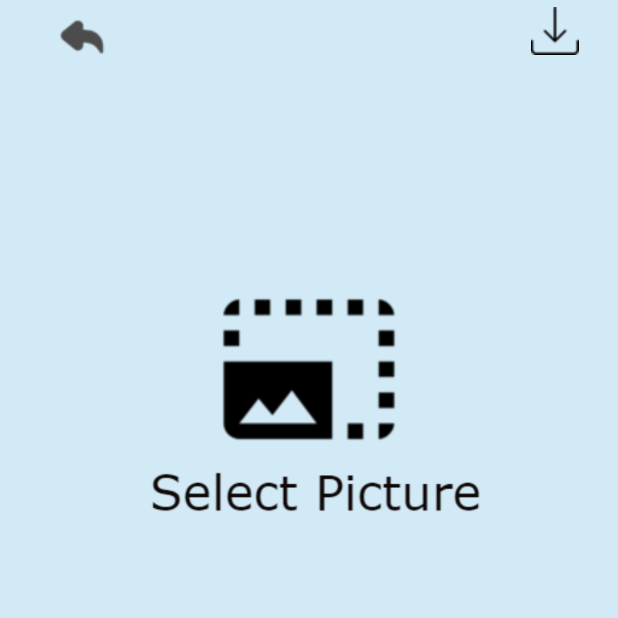
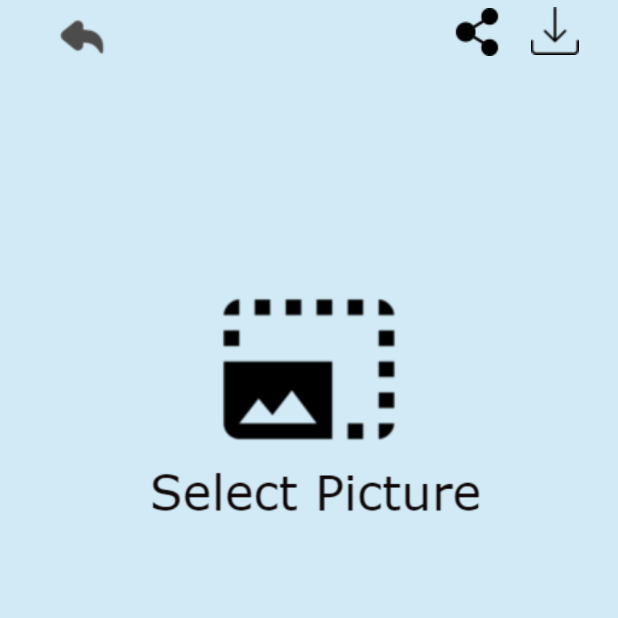
Before and after one commit to imtfam/Lips_masterV3, an Android app: the Process screen opened directly, with no data from a screen before it, on a phone screen of 412 x 824 dp, the top half of it. Run offline under Robolectric (Android 15) with nearby library versions, the phone set to English and light mode, and no system bars; libraries missing offline, so code that uses them is left out: com.chaquo.python, com.ortiz.touchview, com.otaliastudios.cameraview; plain views replace TouchImageView; 3 statements that could not run were skipped.

Commit message:
Update 3/11/2564 16.22

```diff
--- a/app/src/main/res/layout/activity_process.xml
+++ b/app/src/main/res/layout/activity_process.xml
@@ -37,6 +37,17 @@
             android:layout_marginBottom="7dp"
             android:backgroundTint="#0000FFFF"
             app:srcCompat="@drawable/save" />
+
+        <ImageButton
+            android:id="@+id/buttonshare"
+            android:layout_width="47dp"
+            android:layout_height="match_parent"
+            android:layout_alignParentTop="true"
+            android:layout_marginTop="-6dp"
+            android:layout_marginEnd="1dp"
+            android:layout_toStartOf="@+id/buttonSave"
+            android:backgroundTint="#0000FFFF"
+            app:srcCompat="@drawable/sharing" />
 
     </RelativeLayout>
 
```
Also changed, not shown: app/src/main/res/drawable/share.png (added), app/src/main/res/drawable/sharing.png (added).
